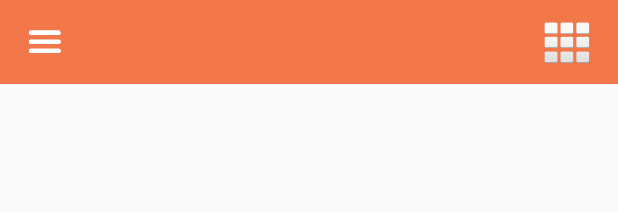
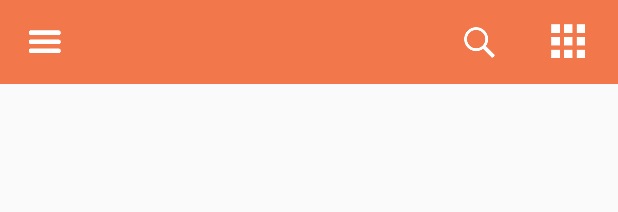
Before and after one commit to eqenkhjin/mgl-grindr, an Android app: the layout toolbar.xml on its own in the app's theme, with its tools: preview values and no code run, on a phone screen of 412 x 824 dp. Shown: the top 212 px of the screen. Run offline under Robolectric (Android 15) with nearby library versions, the phone set to English and light mode, and no system bars.

Commit message:
qwer qwer

```diff
--- /dev/null
+++ b/Health4Men/app/src/main/res/drawable/checkbox_selector.xml
@@ -0,0 +1,8 @@
+<?xml version="1.0" encoding="utf-8"?>
+<selector xmlns:android="http://schemas.android.com/apk/res/android" >
+    <item android:drawable="@drawable/grid"
+        android:state_checked="false"/>
+    <item android:drawable="@drawable/list"
+        android:state_checked="true"/>
+    <item android:drawable="@drawable/grid"/>
+</selector>
--- a/Health4Men/app/src/main/res/layout/toolbar.xml
+++ b/Health4Men/app/src/main/res/layout/toolbar.xml
@@ -30,15 +30,36 @@
 
     </LinearLayout>
 
+    <LinearLayout
+        android:layout_width="wrap_content"
+        android:layout_height="wrap_content"
+        android:orientation="horizontal"
+        android:layout_gravity="right|center_vertical">
+
+        <ImageButton
+            android:layout_width="wrap_content"
+            android:layout_height="wrap_content"
+            android:id="@+id/search"
+            android:layout_gravity="center_vertical|right"
+            android:background="?attr/selectableItemBackground"
+            android:src="@drawable/search"
+            android:padding="12dp"
+            android:layout_marginRight="6dp"/>
+
+
         <ImageButton
             android:layout_width="wrap_content"
             android:layout_height="wrap_content"
             android:id="@+id/whiteStar"
             android:layout_gravity="center_vertical|right"
             android:background="?attr/selectableItemBackground"
-        android:src="@android:drawable/ic_dialog_dialer"
+            android:src="@drawable/checkbox_selector"
             android:padding="12dp"
             android:layout_marginRight="6dp"/>
+
+    </LinearLayout>
+
+
 
     <LinearLayout
         android:layout_width="wrap_content"
```
Also changed, not shown: Health4Men/app/src/main/res/drawable-xxhdpi/grid.png (added), Health4Men/app/src/main/res/drawable-xxhdpi/list.png (added), Health4Men/app/src/main/res/drawable-xxhdpi/search.png (added), Health4Men/app/src/main/res/drawable/border_offline.xml (renamed from Health4Men/app/src/main/res/drawable-xhdpi/border_offline.xml), Health4Men/app/src/main/res/drawable/border_online.xml (renamed from Health4Men/app/src/main/res/drawable-xhdpi/border_online.xml). Lines whose indentation alone changed are shown as unchanged.
